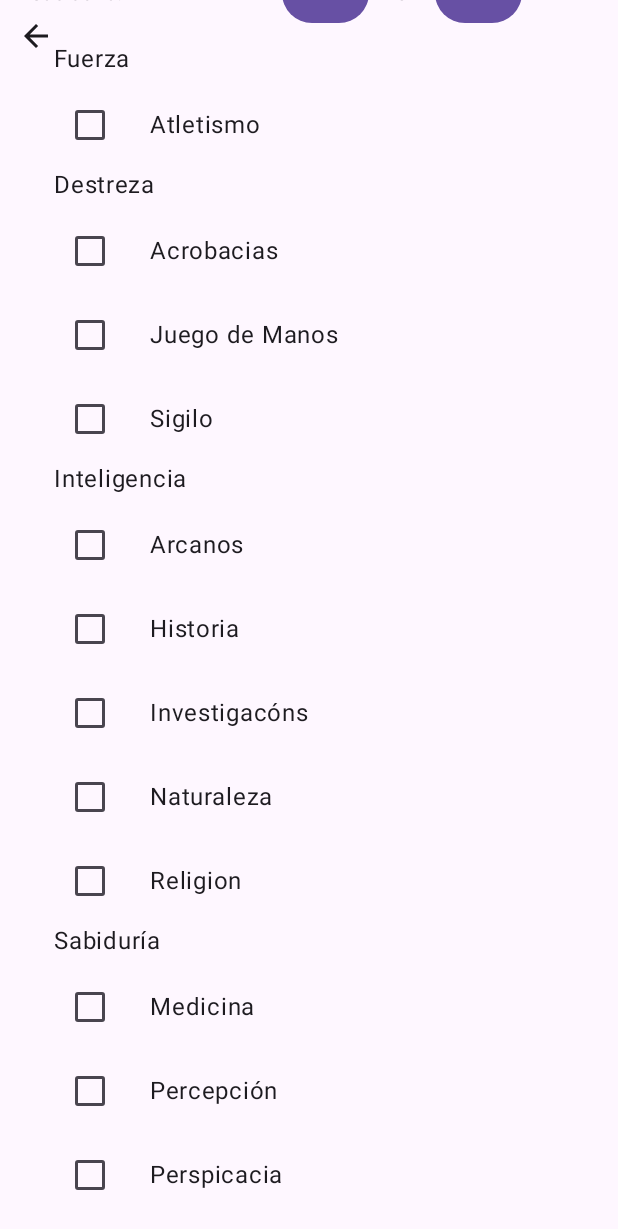
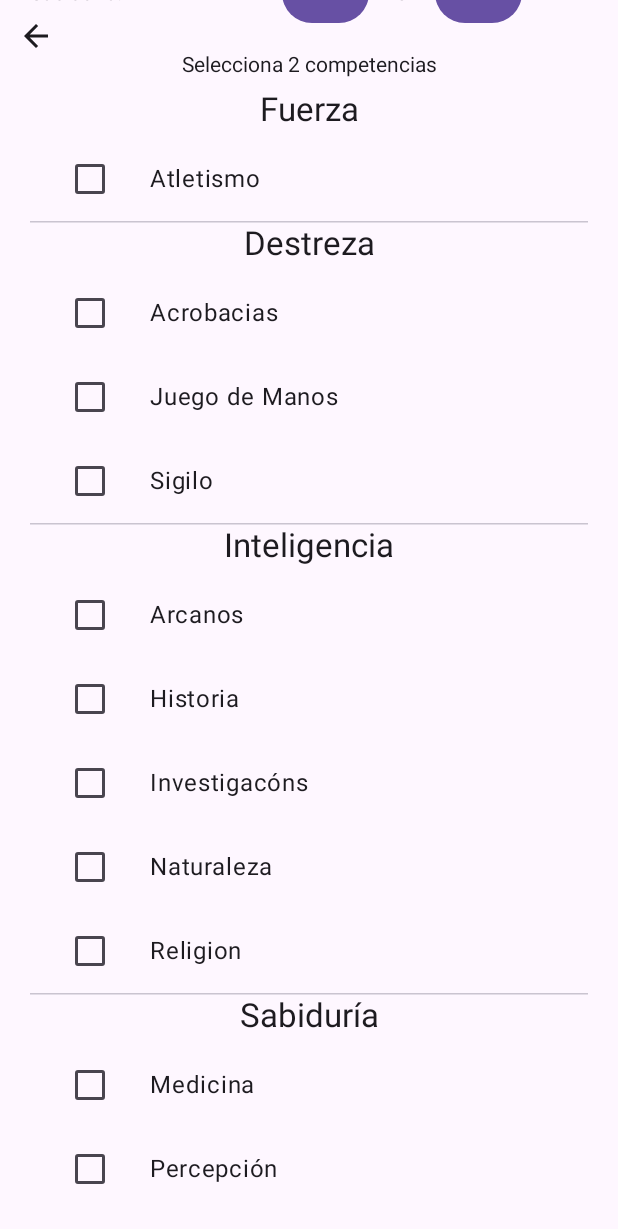
Before and after one commit to hamman84/wow_rol_aplication_for_fun, an Android app built with Jetpack Compose: the composable CreateCharacterScreen shown on its own in the app's theme, scrolled down 576 dp, on a phone screen of 412 x 824 dp. Shown: the top 1229 px of the screen. Run offline under Robolectric (Android 15) with nearby library versions, the phone set to English and light mode, and no system bars; our stand-ins replace Compose Multiplatform resources, Voyager; libraries missing offline, so code that uses them is left out: io.realm.kotlin, org.mongodb.kbson; 1 statement that could not run was skipped.

Commit message:
modificado CharacterTag y refinado la vista de CreateCharacterScreen

```diff
--- a/composeApp/src/commonMain/kotlin/domain/Character.kt
+++ b/composeApp/src/commonMain/kotlin/domain/Character.kt
@@ -1,7 +1,9 @@
 package domain
 
+import io.realm.kotlin.ext.realmDictionaryOf
 import io.realm.kotlin.ext.realmListOf
 import io.realm.kotlin.types.EmbeddedRealmObject
+import io.realm.kotlin.types.RealmDictionary
 import io.realm.kotlin.types.RealmList
 import io.realm.kotlin.types.RealmObject
 import io.realm.kotlin.types.annotations.PrimaryKey
@@ -23,6 +25,7 @@ class Character : EmbeddedRealmObject {
     var race: String = ""
     var luckScore: Int = 0
     var classType: String = ""
+    var competencies: RealmDictionary<Int> = realmDictionaryOf()
     var experience: Int = 0
     var stats: BasicStats? = null
     var inventory: Inventory? = null
--- a/composeApp/src/commonMain/kotlin/screens/player/components/AbilityRadioButtons.kt
+++ b/composeApp/src/commonMain/kotlin/screens/player/components/AbilityRadioButtons.kt
@@ -7,11 +7,13 @@ import androidx.compose.foundation.layout.fillMaxWidth
 import androidx.compose.foundation.layout.height
 import androidx.compose.foundation.layout.padding
 import androidx.compose.material3.Checkbox
+import androidx.compose.material3.HorizontalDivider
 import androidx.compose.material3.MaterialTheme
 import androidx.compose.material3.Text
 import androidx.compose.runtime.Composable
 import androidx.compose.ui.Alignment
 import androidx.compose.ui.Modifier
+import androidx.compose.ui.text.style.TextAlign
 import androidx.compose.ui.unit.dp
 import domain.abilityList
 
@@ -19,21 +21,24 @@ import domain.abilityList
 fun AbilityRadioButtons(
     modifier: Modifier = Modifier,
     onAbilitySelected: (String, Boolean) -> Unit,
-    abilityStates: Map<String, Int>
+    abilityStates: Map<String, Int>,
+    selectedClass: String
 ) {
     Column(modifier = modifier){
         abilityList.forEach { ability ->
             Column{
                 Text(
                     text = ability.statOwner,
-                    style = MaterialTheme.typography.bodyLarge,
-                    modifier = Modifier.padding(start = 16.dp)
+                    style = MaterialTheme.typography.titleLarge,
+                    modifier = Modifier.fillMaxWidth(),
+                    textAlign = TextAlign.Center
                 )
                 Spacer(modifier = Modifier.height(4.dp))
                 Column {
                     ability.abilityClass.forEach{ (stat) ->
                         val isSelected = abilityStates[stat] ?:0
-                        val isEnabled = isSelected > 0 || abilityStates.count { it.value > 0 } < 2
+                        val maxCount = if (selectedClass == "Pícaro") 3 else 2
+                        val isEnabled = isSelected > 0 || abilityStates.count { it.value > 0 } < maxCount
                         Row(
                             modifier = Modifier
                                 .fillMaxWidth()
@@ -56,6 +61,7 @@ fun AbilityRadioButtons(
                             )
                         }
                     }
+                    HorizontalDivider(modifier = Modifier.fillMaxWidth())
                 }
             }
         }
--- a/composeApp/src/commonMain/kotlin/screens/player/components/CharacterTag.kt
+++ b/composeApp/src/commonMain/kotlin/screens/player/components/CharacterTag.kt
@@ -36,7 +36,7 @@ fun CharacterTag(
     val raceImage = getRaceImage(characters.race)
     ElevatedCard(
         modifier = modifier
-            .padding(10.dp)
+            .padding(6.dp)
             .clickable { onClickTag() },
         shape = ShapeDefaults.Small
     ){
--- a/composeApp/src/commonMain/kotlin/screens/player/screens/CreateCharacterScreen.kt
+++ b/composeApp/src/commonMain/kotlin/screens/player/screens/CreateCharacterScreen.kt
@@ -31,6 +31,7 @@ import domain.BasicStats
 import domain.Character
 import domain.User
 import domain.abilityList
+import io.realm.kotlin.ext.realmDictionaryOf
 import kotlinx.coroutines.CoroutineScope
 import kotlinx.coroutines.Dispatchers
 import kotlinx.coroutines.launch
@@ -53,7 +54,7 @@ class CreateCharacterScreen : Screen {
         val activeAdd = remember { mutableStateOf(true) }
         val selectedClass = remember { mutableStateOf("") }
         val selectedRace = remember { mutableStateOf<Pair<String, Map<String, Int>>?>(null) }
-        val abilitySelected = remember { mutableListOf<String>() }
+        val abilitySelected = remember { mutableMapOf<String, Int>() }
         val abilityStates = remember { mutableStateOf(abilityList.associate { it.statOwner to 0 }) }
 
         Scaffold(
@@ -179,15 +180,26 @@ class CreateCharacterScreen : Screen {
                         activeAdd.value = remainingPoints.value != 0
                     }
                 )
+                Spacer(modifier = Modifier.height(16.dp))
+
+                Text(
+                    if (selectedClass.value == "Pícaro"){
+                        "Selecciona 2 competencias + 1 por clase Pícaro"
+                    }else{
+                        "Selecciona 2 competencias"
+                    }
+                )
+
                 Spacer(modifier = Modifier.height(8.dp))
 
                 AbilityRadioButtons(
                     abilityStates = abilityStates.value,
+                    selectedClass = selectedClass.value,
                     onAbilitySelected = { ability, isChecked ->
                         abilityStates.value = abilityStates.value.toMutableMap().apply {
                             if (isChecked){
                                 put(ability, 2)
-                                abilitySelected.add(ability)
+                                abilitySelected[ability] = 2
                             }else {
                                 remove(ability)
                                 abilitySelected.remove(ability)
@@ -212,6 +224,10 @@ class CreateCharacterScreen : Screen {
                                         name = charName.value
                                         classType = selectedClass.value
                                         race = raceName
+                                        competencies = realmDictionaryOf()
+                                        abilitySelected.forEach { (ability, value) ->
+                                            competencies[ability] = value
+                                        }
                                         luckScore = 0
                                         level = 1
                                         experience = 60
--- a/composeApp/src/commonMain/kotlin/screens/player/screens/HomeScreen.kt
+++ b/composeApp/src/commonMain/kotlin/screens/player/screens/HomeScreen.kt
@@ -81,7 +81,7 @@ class HomeScreen : Screen {
                 ){
                     items(characters){pnj ->
                         CharacterTag(
-                            modifier = Modifier.padding(horizontal = 16.dp),
+                            modifier = Modifier.padding(horizontal = 5.dp),
                             characters = pnj,
                             onClickTag = {navigator.push(CharacterScreen(pnj))}
                         )
```
